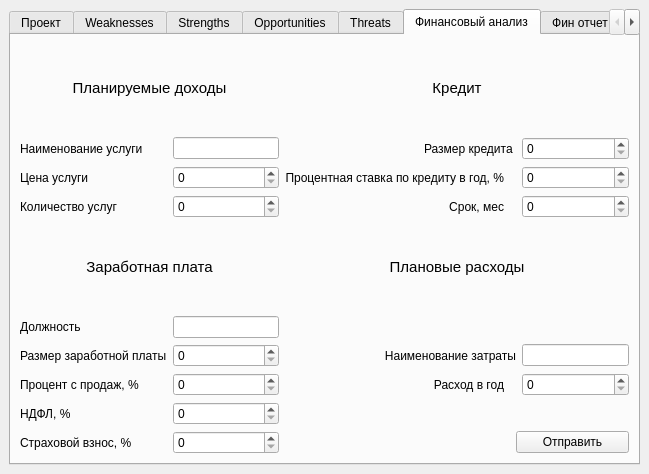
This is interface/mainmenu.ui in dariaAlium/SWOT as Qt 5 draws it before an edit. The edited form follows.
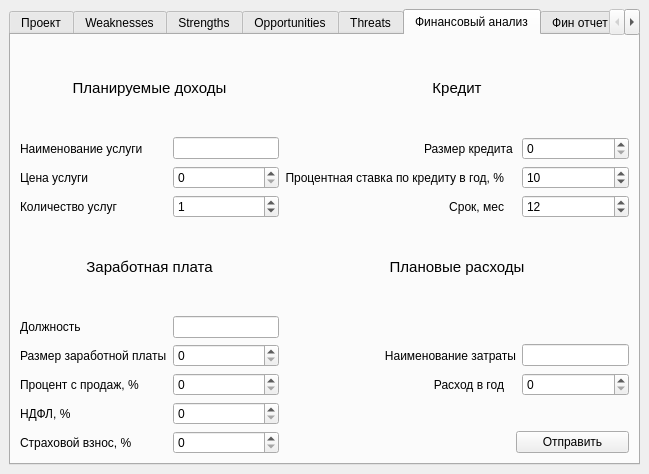
This is the edited form.

```diff
--- a/interface/mainmenu.ui
+++ b/interface/mainmenu.ui
@@ -966,10 +966,18 @@
          </widget>
         </item>
         <item row="3" column="6">
-         <widget class="QSpinBox" name="spinBox_106"/>
+         <widget class="QSpinBox" name="spinBox_106">
+          <property name="value">
+           <number>10</number>
+          </property>
+         </widget>
         </item>
         <item row="5" column="6">
-         <widget class="QSpinBox" name="spinBox_107"/>
+         <widget class="QSpinBox" name="spinBox_107">
+          <property name="value">
+           <number>12</number>
+          </property>
+         </widget>
         </item>
         <item row="12" column="6">
          <widget class="QSpinBox" name="spinBox_108"/>
@@ -982,7 +990,11 @@
          </widget>
         </item>
         <item row="5" column="2">
-         <widget class="QSpinBox" name="spinBox_110"/>
+         <widget class="QSpinBox" name="spinBox_110">
+          <property name="value">
+           <number>1</number>
+          </property>
+         </widget>
         </item>
        </layout>
       </widget>
```
